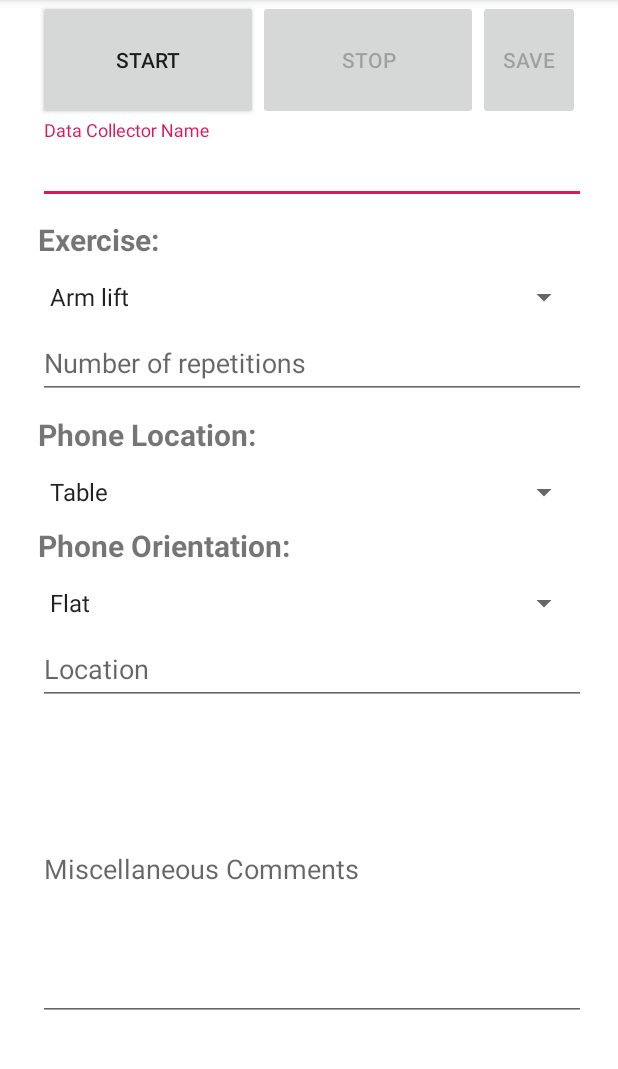
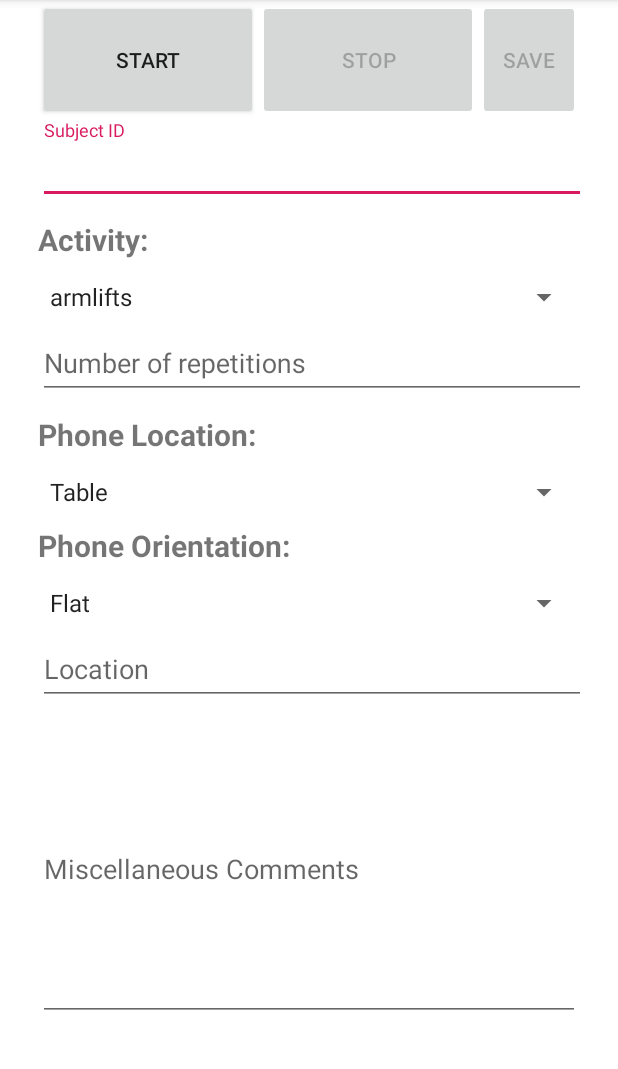
Before and after one commit to abx393/AudioRecord, an Android app: the screen it shows after launch (MainActivity), after a tap on "SAVE", on a phone screen of 412 x 824 dp, the part 84-1153 px from its top. Run offline under Robolectric (Android 15) with nearby library versions, the light colour scheme and no system bars; network calls fail; 2 other taps on this screen came first.

Commit message:
in kami behtar ast

```diff
--- a/app/src/main/java/com/example/recordaudio/MainActivity.java
+++ b/app/src/main/java/com/example/recordaudio/MainActivity.java
@@ -4,6 +4,7 @@ import androidx.appcompat.app.AppCompatActivity;
 import androidx.core.app.ActivityCompat;
 
 import android.graphics.Color;
+import android.os.Build;
 import android.os.Bundle;
 
 import android.Manifest;
@@ -12,6 +13,7 @@ import android.media.MediaPlayer;
 import android.media.MediaRecorder;
 import android.media.AudioRecord;
 import android.os.Environment;
+import android.text.TextUtils;
 import android.widget.EditText;
 import android.widget.RelativeLayout;
 import android.widget.Spinner;
@@ -59,7 +61,7 @@ public class MainActivity extends AppCompatActivity {
     private static final String LOG_TAG = "AudioRecordTest";
     private static final int REQUEST_RECORD_AUDIO_PERMISSION = 200;
     private static final int freq = 20000;
-    private static final int sampleRate = 44100;
+    private static final int sampleRate = 48000;
     private static final int numSamples = sampleRate * 300;
     private static String fileName = null;
     private static int bufferSize = AudioRecord.getMinBufferSize(sampleRate,
@@ -69,6 +71,8 @@ public class MainActivity extends AppCompatActivity {
 
     private AudioRecord recorder = null;
     private MediaPlayer   player = null;
+
+    private int bytesRead;
 
     private static boolean mShouldContinue=false;
 
@@ -126,7 +130,7 @@ public class MainActivity extends AppCompatActivity {
                 record.startRecording();
 
                 Log.v(LOG_TAG, "Start recording");
-                int bytesRead = 0;
+                bytesRead = 0;
 
                 while (mShouldContinue) {
                     //Log.d(LOG_TAG, "bytes read: " + bytesRead);
@@ -155,42 +159,52 @@ public class MainActivity extends AppCompatActivity {
         //Retrieve label and metadata from info user recorded in textboxes and drop down menus
         String name = nameText.getText().toString();
         String exercise = exerciseSpinner.getSelectedItem().toString();
+//        String reps = repsText.getText().toString();
         String reps = repsText.getText().toString();
         String phoneLocation = locationSpinner.getSelectedItem().toString();
         String phoneOrientation = orientationSpinner.getSelectedItem().toString();
         String location = locationText.getText().toString();
         String comments = commentsText.getText().toString();
 
+        //Generate output files named {timestamp}_audio.csv
+        Date currentTime = new Date();
+        String timestamp = new SimpleDateFormat("yyyy-MM-dd_hh-mm-ss").format(currentTime);
+        Log.d(LOG_TAG, timestamp);
+
         JSONObject data = new JSONObject();
         try {
-            data.put("name", name);
-            data.put("exercise", exercise);
-            data.put("repetitions", reps);
+            data.put("subject", name);
+            data.put("activity", exercise);
+            data.put("num_reps", Integer.parseInt(TextUtils.isEmpty(reps) ? "0" : reps));
             data.put("phoneLocation", phoneLocation);
             data.put("phoneOrientation", phoneOrientation);
-            data.put("phoneModel", "Google Pixel");
-            data.put("Location", location);
-            data.put("Comments", comments);
+            data.put("device", getDeviceName());
+            data.put("device_type", "phone");
+            data.put("location", location);
+            data.put("comments", comments);
+            data.put("n_samples", bytesRead / 2);
+            data.put("fs", 48000);
+            data.put("chirp_freq", 20);
+            data.put("fmin", 16000);
+            data.put("fmax", 21000);
+            data.put("timestamp", timestamp);
         } catch (JSONException e){
             Log.e(LOG_TAG, "saveRecording(): " + e);
         }
-        //Generate output files named {timestamp}_audio.csv
-        Date currentTime = new Date();
-        String timestamp = new SimpleDateFormat("yyyy_MM_dd_hh_mm_ss").format(currentTime);
-        Log.d(LOG_TAG, timestamp);
         try {
 
             //writing audio samples to output file
-            String path = "/storage/emulated/0/ExerciseRx/Doppler/";
-            PrintStream ps = new PrintStream(new File(path + timestamp + "_audio.bin"));
-            ps.write(audioBuffer, 0, audioBuffer.length);
+//            String path = "/storage/emulated/0/ExerciseRx/Doppler/";
+            String path = "/storage/self/primary/Android/data/com.example.recordaudio/files/";
+            PrintStream ps = new PrintStream(new File(path + timestamp + ".bin"));
+            ps.write(audioBuffer, 0, bytesRead);
             /*for (int i=0; i<audioBuffer.length; i++) {
                 pw.print(audioBuffer[i]);
             }*/
             ps.flush();
             ps.close();
             //writing label and metadata to notes file
-            PrintWriter pw2 = new PrintWriter(new BufferedWriter(new FileWriter(new File(path + timestamp + "_audioNotes.json"))));
+            PrintWriter pw2 = new PrintWriter(new BufferedWriter(new FileWriter(new File(path + timestamp + ".json"))));
             pw2.write(data.toString());
             Log.d(LOG_TAG, data.toString());
             pw2.close();
@@ -284,18 +298,32 @@ public class MainActivity extends AppCompatActivity {
         //Add the options to the "Exercise" drop down menu
         exerciseSpinner = (Spinner) findViewById(R.id.exerciseSpinner);
         ArrayList<String> exercises = new ArrayList<String>();
-        exercises.add("Arm lift");
-        exercises.add("Bicep curl");
-        exercises.add("Chair sit-to-stand");
-        exercises.add("Torso Twist");
-        exercises.add("Inclined Desk Push up");
-        exercises.add("Seated Opposite Knee-to-elbow");
-        exercises.add("Standing Marches (Knee Lifts)");
-        exercises.add("Seated Arm Punches");
-        exercises.add("Standing Crossover Toe Touches");
-        exercises.add("Talking");
-        exercises.add("Eating/Drinking");
-        exercises.add("No Movement");
+        exercises.add("armlifts");
+        exercises.add("bicep_curls");
+        exercises.add("chair_stands");
+        exercises.add("desk_pushups");
+        exercises.add("eating");
+        exercises.add("forward_punches");
+        exercises.add("jumping_jacks");
+        exercises.add("knee_to_elbows");
+        exercises.add("lunges");
+        exercises.add("marches");
+        exercises.add("no_movement");
+        exercises.add("side_to_sides");
+        exercises.add("talking");
+        exercises.add("windmills");
+//        exercises.add("Arm lift");
+//        exercises.add("Bicep curl");
+//        exercises.add("Chair sit-to-stand");
+//        exercises.add("Torso Twist");
+//        exercises.add("Inclined Desk Push up");
+//        exercises.add("Seated Opposite Knee-to-elbow");
+//        exercises.add("Standing Marches (Knee Lifts)");
+//        exercises.add("Seated Arm Punches");
+//        exercises.add("Standing Crossover Toe Touches");
+//        exercises.add("Talking");
+//        exercises.add("Eating/Drinking");
+//        exercises.add("No Movement");
 
         ArrayAdapter<String> dataAdapter = new ArrayAdapter<String>(this, android.R.layout.simple_spinner_item, exercises);
         dataAdapter.setDropDownViewResource(android.R.layout.simple_spinner_dropdown_item);
@@ -321,7 +349,7 @@ public class MainActivity extends AppCompatActivity {
         dataAdapter3.setDropDownViewResource(android.R.layout.simple_spinner_dropdown_item);
         orientationSpinner.setAdapter(dataAdapter3);
 
-        tonePlayer = new TonePlayer(this, "chirp.wav");
+        tonePlayer = new TonePlayer(this, "chirp_tx.wav");
         setCurrentSaveState(NONE_OR_SAVED);
     }
 
@@ -355,6 +383,40 @@ public class MainActivity extends AppCompatActivity {
         currentSaveState = state;
         runOnUiThread(updateScreen);
     }
+
+    // https://stackoverflow.com/a/27836910
+    /** Returns the consumer friendly device name */
+    public static String getDeviceName() {
+        String manufacturer = Build.MANUFACTURER;
+        String model = Build.MODEL;
+        if (model.startsWith(manufacturer)) {
+            return capitalize(model);
+        }
+        return capitalize(manufacturer) + " " + model;
+    }
+
+    private static String capitalize(String str) {
+        if (TextUtils.isEmpty(str)) {
+            return str;
+        }
+        char[] arr = str.toCharArray();
+        boolean capitalizeNext = true;
+
+        StringBuilder phrase = new StringBuilder();
+        for (char c : arr) {
+            if (capitalizeNext && Character.isLetter(c)) {
+                phrase.append(Character.toUpperCase(c));
+                capitalizeNext = false;
+                continue;
+            } else if (Character.isWhitespace(c)) {
+                capitalizeNext = true;
+            }
+            phrase.append(c);
+        }
+
+        return phrase.toString();
+    }
+
 }
 
 /* Complex number class*/
--- a/app/src/main/java/com/example/recordaudio/TonePlayer.java
+++ b/app/src/main/java/com/example/recordaudio/TonePlayer.java
@@ -25,7 +25,7 @@ public class TonePlayer {
 
     private static final int freq = 18000;
 
-    private static final int sampleRate = 44100;
+    private static final int sampleRate = 48000;
 
     private static final int numSamples = sampleRate * 300;
 
--- a/app/src/main/res/layout/activity_main.xml
+++ b/app/src/main/res/layout/activity_main.xml
@@ -44,14 +44,14 @@
             android:layout_height="wrap_content"
             android:layout_centerHorizontal="true"
             android:layout_centerVertical="true"
-            android:hint="Data Collector Name" />
+            android:hint="Subject ID"/>
     </com.google.android.material.textfield.TextInputLayout>
     <TextView
         android:layout_width="fill_parent"
         android:layout_height="wrap_content"
         android:layout_marginTop="10dip"
         android:layout_below="@id/name_wrapper"
-        android:text="Exercise:"
+        android:text="Activity:"
         android:textStyle="bold"
         android:textSize="20sp"
         android:layout_marginBottom="5dp"/>
@@ -123,15 +123,15 @@
     </com.google.android.material.textfield.TextInputLayout>
     <com.google.android.material.textfield.TextInputLayout
         android:id="@+id/comments_wrapper"
-        android:layout_width="wrap_content"
+        android:layout_width="fill_parent"
         android:layout_height = "wrap_content"
         android:layout_below="@id/location_wrapper">
         <EditText
             android:id="@+id/comments"
-            android:layout_width="1000dp"
+            android:layout_width="fill_parent"
             android:layout_height="200dp"
-            android:layout_centerHorizontal="true"
-            android:layout_centerVertical="true"
+            android:layout_centerHorizontal="false"
+            android:layout_centerVertical="false"
             android:hint="Miscellaneous Comments"/>
     </com.google.android.material.textfield.TextInputLayout>
     <!--<include layout="@layout/content_main2" />-->
```
Also changed, not shown: 3 other files.
